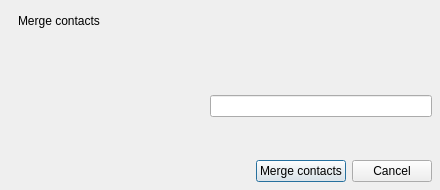
First picture: the form in src/plugins/metacontacts/mergecontactsdialog.ui, repository silvansky/Contacts, before the edit.
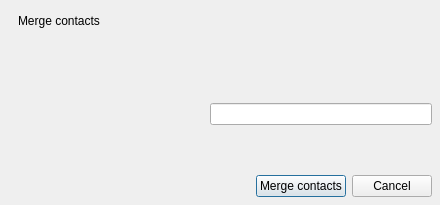
Second picture: the form after the edit.

```diff
--- a/src/plugins/metacontacts/mergecontactsdialog.ui
+++ b/src/plugins/metacontacts/mergecontactsdialog.ui
@@ -7,7 +7,7 @@
     <x>0</x>
     <y>0</y>
     <width>440</width>
-    <height>190</height>
+    <height>205</height>
    </rect>
   </property>
   <property name="minimumSize">
```
Left out of the diff: 2 changed lines with no effect on the pictures.
